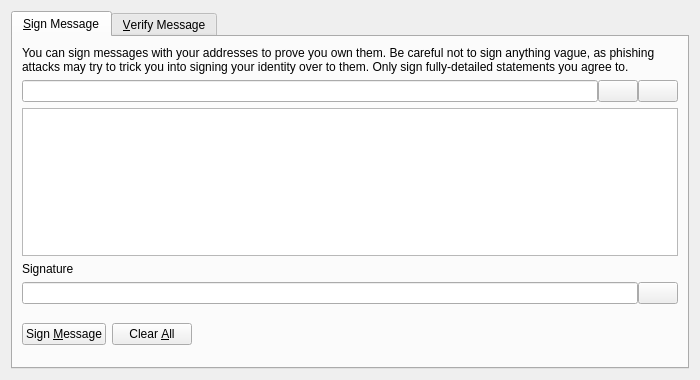
First picture: the form in src/qt/forms/signverifymessagedialog.ui, repository miketweaver/Defcoin, before the edit.
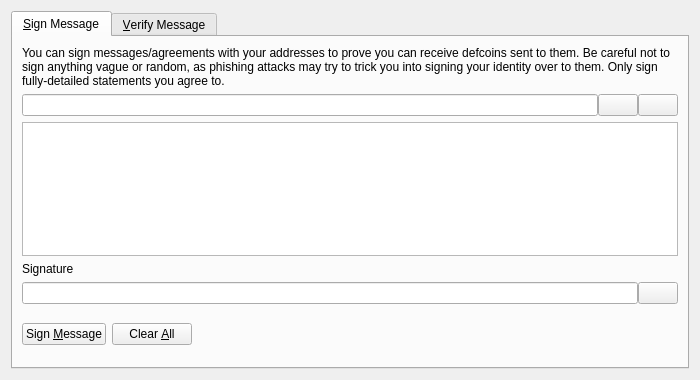
Second picture: the form after the edit. Icons and pictures are not drawn. Custom widgets are drawn as their Qt base class.

Patch:
```diff
--- a/src/qt/forms/signverifymessagedialog.ui
+++ b/src/qt/forms/signverifymessagedialog.ui
@@ -30,7 +30,7 @@
        <item>
         <widget class="QLabel" name="infoLabel_SM">
          <property name="text">
-          <string>You can sign messages with your addresses to prove you own them. Be careful not to sign anything vague, as phishing attacks may try to trick you into signing your identity over to them. Only sign fully-detailed statements you agree to.</string>
+          <string>You can sign messages/agreements with your addresses to prove you can receive defcoins sent to them. Be careful not to sign anything vague or random, as phishing attacks may try to trick you into signing your identity over to them. Only sign fully-detailed statements you agree to.</string>
          </property>
          <property name="textFormat">
           <enum>Qt::PlainText</enum>
```
Left out of the diff: 20 changed lines with no effect on the pictures.
